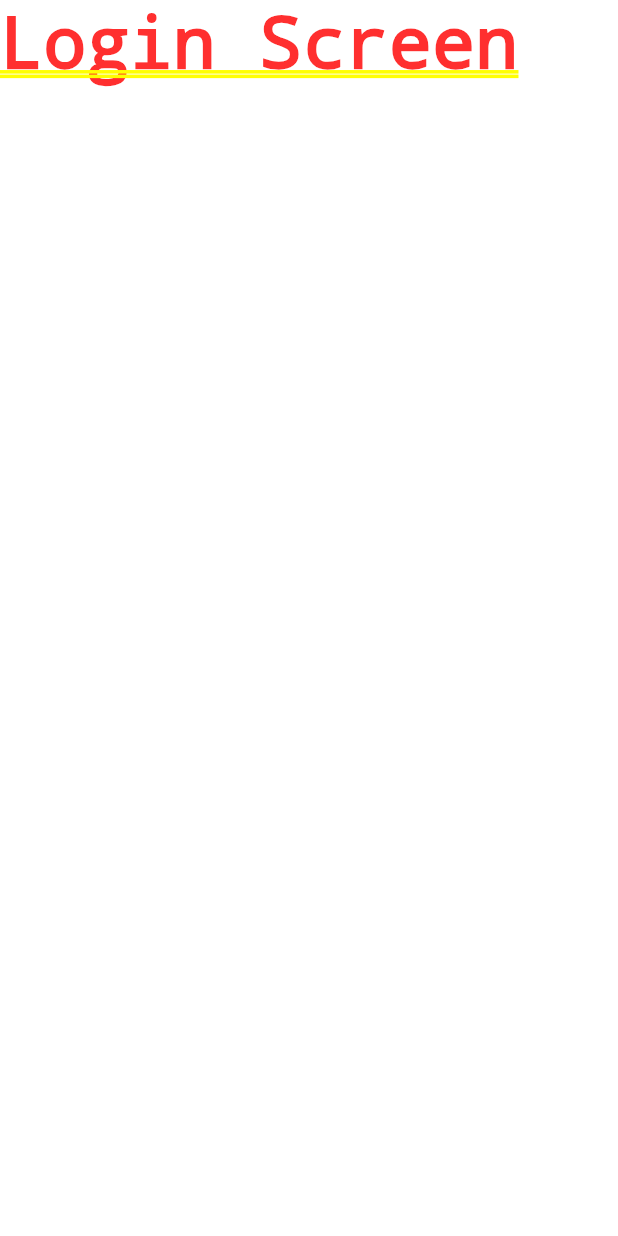
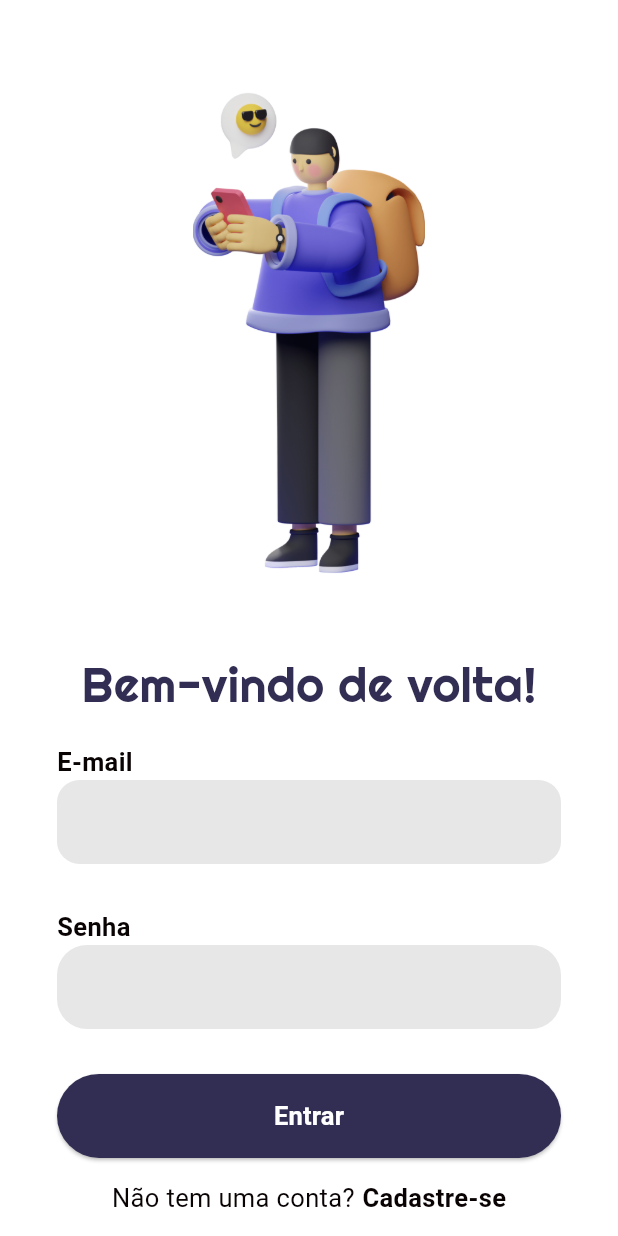
Before and after one commit to larissasoarre/MobiefyFlutter, a Flutter app: the screen it shows after launch, after a tap on "Começar", on a phone screen of 412 x 824 dp. Run offline on Flutter 3.47's test engine with Material 3 defaults, Android fonts, the phone set to English and light mode, and no system bars.

Commit message:
feat: add login screen and links navigation

```diff
--- a/lib/constants/fonts.dart
+++ b/lib/constants/fonts.dart
@@ -19,4 +19,11 @@ class AppFonts {
       fontSize: 17.0,
       decoration: TextDecoration.none,
       color: AppColors.black);
+
+  static const TextStyle inputLabel = TextStyle(
+      fontFamily: textFontFamily,
+      fontSize: 17.0,
+      fontWeight: FontWeight.w600,
+      decoration: TextDecoration.none,
+      color: AppColors.black);
 }
--- a/lib/main.dart
+++ b/lib/main.dart
@@ -12,7 +12,7 @@ class MyApp extends StatelessWidget {
   @override
   Widget build(BuildContext context) {
     return MaterialApp(
-      title: 'Flutter Demo',
+      title: 'Mobiefy',
       theme: ThemeData(
         // This is the theme of your application.
         //
--- a/lib/views/login_screen.dart
+++ b/lib/views/login_screen.dart
@@ -1,10 +1,131 @@
 import 'package:flutter/material.dart';
+import 'package:mobiefy_flutter/constants/colors.dart';
+import 'package:mobiefy_flutter/constants/fonts.dart';
+import 'package:mobiefy_flutter/views/welcome_screen.dart';
+import 'package:mobiefy_flutter/widgets/button.dart';
 
 class LoginScreen extends StatelessWidget {
   const LoginScreen({super.key});
 
   @override
   Widget build(BuildContext context) {
-    return const Text('Login Screen');
+    return const MaterialApp(
+      home: Scaffold(
+        body: PageContent(),
+      ),
+    );
   }
 }
+
+class PageContent extends StatelessWidget {
+  const PageContent({super.key});
+
+  @override
+  Widget build(BuildContext context) {
+    return Container(
+      padding: const EdgeInsets.fromLTRB(38.0, 60.0, 38.0, 25.0),
+      color: AppColors.white,
+      child: Column(
+        mainAxisAlignment: MainAxisAlignment.end,
+        children: [
+          SizedBox(
+            width: 155,
+            child: Image.asset(
+              'lib/assets/images/login.png',
+              fit: BoxFit.cover,
+            ),
+          ),
+          const SizedBox(height: 50.0),
+          Text(
+            "Bem-vindo de volta!",
+            style: AppFonts.heading
+                .copyWith(color: AppColors.primary, fontSize: 32),
+          ),
+          const SizedBox(height: 17.0),
+          Column(
+            children: [
+              Column(
+                crossAxisAlignment: CrossAxisAlignment.start,
+                children: [
+                  const Text("E-mail", style: AppFonts.inputLabel),
+                  TextField(
+                    decoration: InputDecoration(
+                        filled: true,
+                        fillColor: AppColors.brightShade,
+                        border: OutlineInputBorder(
+                            borderSide: BorderSide.none,
+                            borderRadius: BorderRadius.circular(15))),
+                  )
+                ],
+              )
+            ],
+          ),
+          const SizedBox(height: 30.0),
+          Column(
+            children: [
+              Column(
+                crossAxisAlignment: CrossAxisAlignment.start,
+                children: [
+                  const Text("Senha", style: AppFonts.inputLabel),
+                  TextField(
+                    decoration: InputDecoration(
+                        filled: true,
+                        fillColor: AppColors.brightShade,
+                        border: OutlineInputBorder(
+                            borderSide: BorderSide.none,
+                            borderRadius: BorderRadius.circular(20))),
+                  ),
+                  const SizedBox(height: 30.0)
+                ],
+              )
+            ],
+          ),
+          Column(
+            children: [
+              CustomButton(
+                label: 'Entrar',
+                color: AppColors.primary,
+                textColor: AppColors.white,
+                onPressed: () {
+                  Navigator.push(
+                    context,
+                    MaterialPageRoute(
+                        builder: (context) => const LoginScreen()),
+                  );
+                },
+              ),
+              const SizedBox(height: 15.0),
+              Row(
+                mainAxisAlignment: MainAxisAlignment.center,
+                children: [
+                  Text(
+                    "Não tem uma conta?",
+                    textAlign: TextAlign.center,
+                    style: AppFonts.text.copyWith(
+                        color: AppColors.black, fontWeight: FontWeight.w400),
+                  ),
+                  const SizedBox(width: 5.0),
+                  GestureDetector(
+                    onTap: () {
+                      Navigator.push(
+                        context,
+                        MaterialPageRoute(
+                            builder: (context) => const WelcomeScreen()),
+                      );
+                    },
+                    child: Text(
+                      "Cadastre-se",
+                      textAlign: TextAlign.center,
+                      style: AppFonts.text.copyWith(
+                          color: AppColors.black, fontWeight: FontWeight.w700),
+                    ),
+                  ),
+                ],
+              ),
+            ],
+          )
+        ],
+      ),
+    );
+  }
+}
--- /dev/null
+++ b/lib/views/signup_screen.dart
@@ -0,0 +1,10 @@
+import 'package:flutter/material.dart';
+
+class SignupScreen extends StatelessWidget {
+  const SignupScreen({super.key});
+
+  @override
+  Widget build(BuildContext context) {
+    return const Text('Signup Screen');
+  }
+}
--- a/lib/views/welcome_screen.dart
+++ b/lib/views/welcome_screen.dart
@@ -45,8 +45,10 @@ class WelcomeScreen extends StatelessWidget {
             ]),
             Column(
               children: [
-                Button(
+                CustomButton(
                   label: 'Começar',
+                  color: AppColors.secondary,
+                  textColor: AppColors.primary,
                   onPressed: () {
                     Navigator.push(
                       context,
@@ -65,12 +67,22 @@ class WelcomeScreen extends StatelessWidget {
                       style: AppFonts.text.copyWith(color: AppColors.white),
                     ),
                     const SizedBox(width: 5.0),
-                    Text(
-                      "Faça login",
-                      textAlign: TextAlign.center,
-                      style: AppFonts.text.copyWith(
-                          color: AppColors.white, fontWeight: FontWeight.w700),
-                    )
+                    GestureDetector(
+                      onTap: () {
+                        Navigator.push(
+                          context,
+                          MaterialPageRoute(
+                              builder: (context) => const LoginScreen()),
+                        );
+                      },
+                      child: Text(
+                        "Faça login",
+                        textAlign: TextAlign.center,
+                        style: AppFonts.text.copyWith(
+                            color: AppColors.white,
+                            fontWeight: FontWeight.w700),
+                      ),
+                    ),
                   ],
                 ),
               ],
--- a/lib/widgets/button.dart
+++ b/lib/widgets/button.dart
@@ -2,18 +2,18 @@ import 'package:flutter/material.dart';
 import 'package:mobiefy_flutter/constants/colors.dart';
 import 'package:mobiefy_flutter/constants/fonts.dart';
 
-class Button extends StatelessWidget {
+class CustomButton extends StatelessWidget {
   final String label;
   final VoidCallback onPressed;
   final Color color;
   final Color textColor;
 
-  const Button({
+  const CustomButton({
     super.key,
     required this.label,
     required this.onPressed,
-    this.color = AppColors.secondary,
-    this.textColor = AppColors.primary,
+    this.color = AppColors.primary,
+    this.textColor = AppColors.white,
   });
 
   @override
@@ -23,7 +23,6 @@ class Button extends StatelessWidget {
       child: ElevatedButton(
         style: ElevatedButton.styleFrom(
           backgroundColor: color,
-          foregroundColor: textColor,
           padding: const EdgeInsets.symmetric(vertical: 16.0, horizontal: 24.0),
           shape: RoundedRectangleBorder(
             borderRadius: BorderRadius.circular(30.0),
@@ -32,7 +31,8 @@ class Button extends StatelessWidget {
         onPressed: onPressed,
         child: Text(
           label,
-          style: AppFonts.text.copyWith(fontWeight: FontWeight.w700),
+          style: AppFonts.text
+              .copyWith(fontWeight: FontWeight.w700, color: textColor),
         ),
       ),
     );
--- a/pubspec.yaml
+++ b/pubspec.yaml
@@ -57,6 +57,7 @@ flutter:
   uses-material-design: true
   assets:
     - lib/assets/images/welcome.png
+    - lib/assets/images/login.png
   fonts:
     - family: Roboto
       fonts:
```
